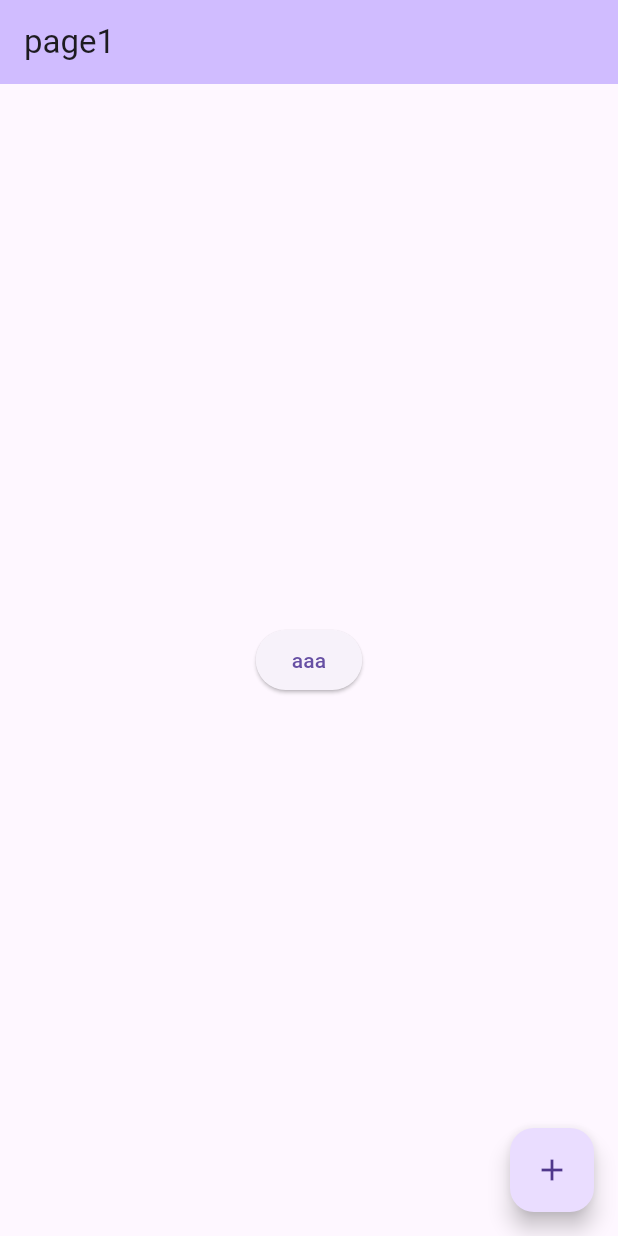
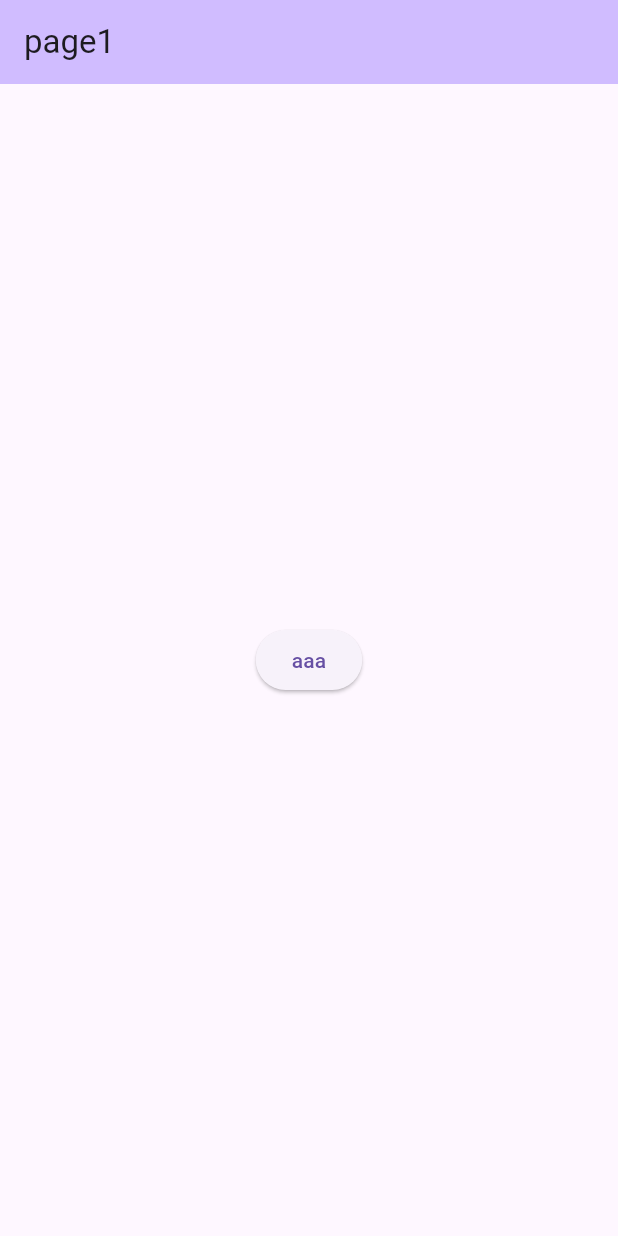
Before and after one commit to Kenayv/stoodee, a Flutter app: the Page1 screen opened by its route, on a phone screen of 412 x 824 dp. Run offline on Flutter 3.47's test engine with Material 3 defaults, Android fonts, the phone set to English and light mode, and no system bars; our stand-ins replace firebase_auth, firebase_core, go_router; accounts and stored records are empty; generated files the repository leaves out were written again.

Commit message:
removed incr button

```diff
--- a/lib/page1.dart
+++ b/lib/page1.dart
@@ -34,11 +34,6 @@ class _Page1 extends State<Page1> {
           ],
         ),
       ),
-      floatingActionButton: FloatingActionButton(
-        onPressed: _incrementCounter,
-        tooltip: 'Increment',
-        child: const Icon(Icons.add),
-      ),
     );
   }
 }
```
